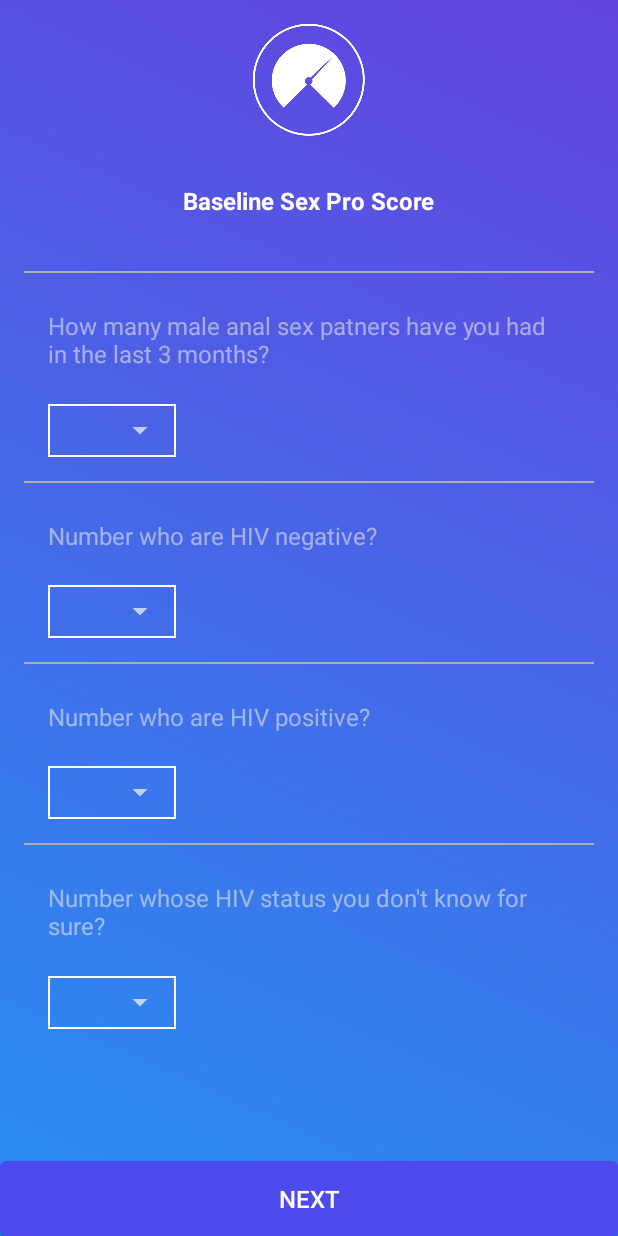
After one commit to likithsagar/lynx, an Android app: the BaseProScoreActivity screen opened directly, with no data from a screen before it, on a phone screen of 412 x 824 dp. The commit adds this screen. Run offline under Robolectric (Android 15) with nearby library versions, the phone set to English and light mode, and no system bars.

Commit message:
third commit
-changed text size of few pages
-added 2 pages ProScore and ProScore1

```diff
--- a/app/src/main/AndroidManifest.xml
+++ b/app/src/main/AndroidManifest.xml
@@ -43,7 +43,9 @@
         <activity
             android:name=".NewGroupEnc3Activity"
             android:exported="true" />
-        <activity android:name=".GroupEncSnapActivity"></activity>
+        <activity android:name=".GroupEncSnapActivity" />
+        <activity android:name=".BaseProScoreActivity" />
+        <activity android:name=".BaseProScore1Activity"></activity>
     </application>
 
 </manifest>
--- /dev/null
+++ b/app/src/main/java/com/example/likit/lynx/BaseProScoreActivity.kt
@@ -0,0 +1,12 @@
+package com.example.likit.lynx
+
+import android.support.v7.app.AppCompatActivity
+import android.os.Bundle
+
+class BaseProScoreActivity : AppCompatActivity() {
+
+    override fun onCreate(savedInstanceState: Bundle?) {
+        super.onCreate(savedInstanceState)
+        setContentView(R.layout.activity_base_pro_score)
+    }
+}
--- /dev/null
+++ b/app/src/main/res/layout/activity_base_pro_score.xml
@@ -0,0 +1,260 @@
+<?xml version="1.0" encoding="utf-8"?>
+<android.support.constraint.ConstraintLayout xmlns:android="http://schemas.android.com/apk/res/android"
+    xmlns:app="http://schemas.android.com/apk/res-auto"
+    xmlns:tools="http://schemas.android.com/tools"
+    android:layout_width="match_parent"
+    android:layout_height="match_parent"
+    android:background="@drawable/main_bg_gradient"
+    tools:context="com.example.likit.lynx.BaseProScoreActivity">
+    <ScrollView
+        android:id="@+id/scrollView"
+        android:layout_width="0dp"
+        android:layout_height="0dp"
+        app:layout_constraintBottom_toTopOf="@+id/editBtn"
+        app:layout_constraintLeft_toLeftOf="parent"
+        app:layout_constraintRight_toRightOf="parent"
+        app:layout_constraintTop_toTopOf="parent">
+
+
+        <android.support.constraint.ConstraintLayout xmlns:android="http://schemas.android.com/apk/res/android"
+            xmlns:app="http://schemas.android.com/apk/res-auto"
+            xmlns:tools="http://schemas.android.com/tools"
+            android:layout_width="match_parent"
+            android:layout_height="match_parent">
+
+    <ImageView
+        android:id="@+id/imageView16"
+        android:layout_width="wrap_content"
+        android:layout_height="wrap_content"
+        android:layout_marginTop="16dp"
+        android:scaleType="fitCenter"
+        app:layout_constraintEnd_toEndOf="parent"
+        app:layout_constraintStart_toStartOf="parent"
+        app:layout_constraintTop_toTopOf="parent"
+        app:srcCompat="@drawable/diallarge" />
+
+    <TextView
+        android:id="@+id/textView8"
+        android:layout_width="wrap_content"
+        android:layout_height="42dp"
+        android:layout_marginEnd="8dp"
+        android:layout_marginStart="8dp"
+        android:layout_marginTop="32dp"
+        android:singleLine="true"
+        android:text="Baseline Sex Pro Score"
+        android:textColor="@android:color/white"
+        android:textSize="16sp"
+        android:textStyle="bold"
+        app:layout_constraintEnd_toEndOf="parent"
+        app:layout_constraintStart_toStartOf="parent"
+        app:layout_constraintTop_toBottomOf="@+id/imageView16" />
+
+    <View
+        android:id="@+id/view"
+        style="@style/Divider"
+        android:layout_height="1dp"
+        android:layout_marginEnd="16dp"
+        android:layout_marginStart="16dp"
+        android:layout_marginTop="16dp"
+        android:background="@color/darker_line"
+        app:layout_constraintEnd_toEndOf="parent"
+        app:layout_constraintStart_toStartOf="parent"
+        app:layout_constraintTop_toBottomOf="@+id/textView8" />
+
+    <TextView
+        android:id="@+id/textView16"
+        android:layout_width="0dp"
+        android:layout_height="47dp"
+        android:layout_marginEnd="32dp"
+        android:layout_marginStart="32dp"
+        android:layout_marginTop="24dp"
+        android:singleLine="false"
+        android:text="How many male anal sex patners have you had in the last 3 months?"
+        android:textAlignment="textStart"
+        android:textColor="@color/light_gray"
+        android:textSize="16sp"
+        app:layout_constraintEnd_toEndOf="parent"
+        app:layout_constraintStart_toStartOf="parent"
+        app:layout_constraintTop_toBottomOf="@+id/view" />
+
+    <RelativeLayout
+        android:id="@+id/relativeLayout"
+        android:layout_width="wrap_content"
+        android:layout_height="35dp"
+        android:layout_marginStart="32dp"
+        android:layout_marginTop="16dp"
+        android:background="@drawable/spinner_bg"
+        app:layout_constraintStart_toStartOf="parent"
+        app:layout_constraintTop_toBottomOf="@+id/textView16">
+
+        <Spinner
+            android:id="@+id/spinner"
+            android:layout_width="85dp"
+            android:layout_height="41dp"
+            android:backgroundTint="@color/shadow_white"
+            tools:layout_editor_absoluteX="83dp"
+            tools:layout_editor_absoluteY="426dp" />
+
+    </RelativeLayout>
+
+    <View
+        android:id="@+id/view1"
+        style="@style/Divider"
+        android:layout_height="1dp"
+        android:layout_marginEnd="16dp"
+        android:layout_marginStart="16dp"
+        android:layout_marginTop="16dp"
+        android:background="@color/darker_line"
+        app:layout_constraintEnd_toEndOf="parent"
+        app:layout_constraintStart_toStartOf="parent"
+        app:layout_constraintTop_toBottomOf="@+id/relativeLayout" />
+
+    <TextView
+        android:id="@+id/textView17"
+        android:layout_width="0dp"
+        android:layout_height="28dp"
+        android:layout_marginEnd="32dp"
+        android:layout_marginStart="32dp"
+        android:layout_marginTop="24dp"
+        android:singleLine="false"
+        android:text="Number who are HIV negative?"
+        android:textAlignment="textStart"
+        android:textColor="@color/light_gray"
+        android:textSize="16sp"
+        app:layout_constraintEnd_toEndOf="parent"
+        app:layout_constraintStart_toStartOf="parent"
+        app:layout_constraintTop_toBottomOf="@+id/view1" />
+
+    <RelativeLayout
+        android:id="@+id/relativeLayout1"
+        android:layout_width="wrap_content"
+        android:layout_height="35dp"
+        android:layout_marginStart="32dp"
+        android:layout_marginTop="16dp"
+        android:background="@drawable/spinner_bg"
+        app:layout_constraintStart_toStartOf="parent"
+        app:layout_constraintTop_toBottomOf="@+id/textView17">
+
+        <Spinner
+            android:id="@+id/spinner1"
+            android:layout_width="85dp"
+            android:layout_height="41dp"
+            android:backgroundTint="@color/shadow_white"
+            tools:layout_editor_absoluteX="83dp"
+            tools:layout_editor_absoluteY="426dp" />
+
+    </RelativeLayout>
+
+    <View
+        android:id="@+id/view2"
+        style="@style/Divider"
+        android:layout_height="1dp"
+        android:layout_marginEnd="16dp"
+        android:layout_marginStart="16dp"
+        android:layout_marginTop="16dp"
+        android:background="@color/darker_line"
+        app:layout_constraintEnd_toEndOf="parent"
+        app:layout_constraintStart_toStartOf="parent"
+        app:layout_constraintTop_toBottomOf="@+id/relativeLayout1" />
+
+    <TextView
+        android:id="@+id/textView18"
+        android:layout_width="0dp"
+        android:layout_height="28dp"
+        android:layout_marginEnd="32dp"
+        android:layout_marginStart="32dp"
+        android:layout_marginTop="24dp"
+        android:singleLine="false"
+        android:text="Number who are HIV positive?"
+        android:textAlignment="textStart"
+        android:textColor="@color/light_gray"
+        android:textSize="16sp"
+        app:layout_constraintEnd_toEndOf="parent"
+        app:layout_constraintStart_toStartOf="parent"
+        app:layout_constraintTop_toBottomOf="@+id/view2" />
+
+    <RelativeLayout
+        android:id="@+id/relativeLayout2"
+        android:layout_width="wrap_content"
+        android:layout_height="35dp"
+        android:layout_marginStart="32dp"
+        android:layout_marginTop="16dp"
+        android:background="@drawable/spinner_bg"
+        app:layout_constraintStart_toStartOf="parent"
+        app:layout_constraintTop_toBottomOf="@+id/textView18">
+
+        <Spinner
+            android:id="@+id/spinner2"
+            android:layout_width="85dp"
+            android:layout_height="41dp"
+            android:backgroundTint="@color/shadow_white"
+            tools:layout_editor_absoluteX="83dp"
+            tools:layout_editor_absoluteY="426dp" />
+
+    </RelativeLayout>
+
+    <View
+        android:id="@+id/view3"
+        style="@style/Divider"
+        android:layout_height="1dp"
+        android:layout_marginEnd="16dp"
+        android:layout_marginStart="16dp"
+        android:layout_marginTop="16dp"
+        android:background="@color/darker_line"
+        app:layout_constraintEnd_toEndOf="parent"
+        app:layout_constraintStart_toStartOf="parent"
+        app:layout_constraintTop_toBottomOf="@+id/relativeLayout2"/>
+
+    <TextView
+        android:id="@+id/textView19"
+        android:layout_width="0dp"
+        android:layout_height="47dp"
+        android:layout_marginEnd="32dp"
+        android:layout_marginStart="32dp"
+        android:layout_marginTop="24dp"
+        android:singleLine="false"
+        android:text="Number whose HIV status you don't know for sure?"
+        android:textAlignment="textStart"
+        android:textColor="@color/light_gray"
+        android:textSize="16sp"
+        app:layout_constraintEnd_toEndOf="parent"
+        app:layout_constraintStart_toStartOf="parent"
+        app:layout_constraintTop_toBottomOf="@+id/view3" />
+
+    <RelativeLayout
+        android:id="@+id/relativeLayout3"
+        android:layout_width="wrap_content"
+        android:layout_height="35dp"
+        android:layout_marginStart="32dp"
+        android:layout_marginTop="16dp"
+        android:background="@drawable/spinner_bg"
+        app:layout_constraintStart_toStartOf="parent"
+        app:layout_constraintTop_toBottomOf="@+id/textView19">
+
+        <Spinner
+            android:id="@+id/spinner3"
+            android:layout_width="85dp"
+            android:layout_height="41dp"
+            android:backgroundTint="@color/shadow_white"
+            tools:layout_editor_absoluteX="83dp"
+            tools:layout_editor_absoluteY="426dp" />
+
+    </RelativeLayout>
+        </android.support.constraint.ConstraintLayout>
+    </ScrollView>
+
+    <Button
+        android:id="@+id/editBtn"
+        android:layout_width="0dp"
+        android:layout_height="50dp"
+        android:layout_marginTop="8dp"
+        android:background="@drawable/loginbtn"
+        android:text="NEXT"
+        android:textColor="@android:color/white"
+        android:textSize="16sp"
+        app:layout_constraintBottom_toBottomOf="parent"
+        app:layout_constraintEnd_toEndOf="parent"
+        app:layout_constraintStart_toStartOf="parent"
+        app:layout_constraintTop_toBottomOf="@id/scrollView" />
+
+</android.support.constraint.ConstraintLayout>
--- a/app/src/main/res/layout/activity_get_started.xml
+++ b/app/src/main/res/layout/activity_get_started.xml
@@ -96,7 +96,7 @@
     <Button
         android:id="@+id/editBtn"
         android:layout_width="0dp"
-                android:layout_height="wrap_content"
+        android:layout_height="50dp"
         android:layout_marginTop="32dp"
         android:background="@drawable/loginbtn"
         android:text="NEXT"
--- a/app/src/main/res/layout/activity_register.xml
+++ b/app/src/main/res/layout/activity_register.xml
@@ -206,8 +206,8 @@
     <Button
         android:id="@+id/editBtn"
         android:layout_width="0dp"
-                android:layout_height="wrap_content"
-                android:layout_marginTop="32dp"
+        android:layout_height="50dp"
+        android:layout_marginTop="8dp"
         android:background="@drawable/loginbtn"
         android:text="NEXT"
         android:textColor="@android:color/white"
--- a/app/src/main/res/layout/activity_register1.xml
+++ b/app/src/main/res/layout/activity_register1.xml
@@ -143,8 +143,8 @@
     <Button
         android:id="@+id/editBtn"
         android:layout_width="0dp"
-                android:layout_height="wrap_content"
-                android:layout_marginTop="32dp"
+        android:layout_height="50dp"
+        android:layout_marginTop="8dp"
         android:background="@drawable/loginbtn"
         android:text="NEXT"
         android:textColor="@android:color/white"
--- a/app/src/main/res/layout/activity_register2.xml
+++ b/app/src/main/res/layout/activity_register2.xml
@@ -145,8 +145,8 @@
     <Button
         android:id="@+id/editBtn"
         android:layout_width="0dp"
-                android:layout_height="wrap_content"
-                android:layout_marginTop="32dp"
+        android:layout_height="50dp"
+        android:layout_marginTop="8dp"
         android:background="@drawable/loginbtn"
         android:text="NEXT"
         android:textColor="@android:color/white"
--- a/app/src/main/res/layout/forgotpwd.xml
+++ b/app/src/main/res/layout/forgotpwd.xml
@@ -104,8 +104,8 @@
     <Button
         android:id="@+id/editBtn"
         android:layout_width="0dp"
-        android:layout_height="wrap_content"
-        android:layout_marginTop="32dp"
+        android:layout_height="50dp"
+        android:layout_marginTop="8dp"
         android:background="@drawable/loginbtn"
         android:text="CONFIRM"
         android:textColor="@android:color/white"
--- a/app/src/main/res/values/colors.xml
+++ b/app/src/main/res/values/colors.xml
@@ -8,7 +8,7 @@
     <color name="blue_boxes">#dceefd </color>
     <color name="darker_line">#aeaeae</color>
     <color name="lighter_line">#d5d5d5</color>
-    <color name="shadow_white">#fafafa</color>
+    <color name="shadow_white">#b4fafafa</color>
     <color name="green">#14ab34</color>
     <color name="button_red">#FFDB4437</color>
     <color name="chat_row_name">#800D0925</color>
@@ -19,7 +19,7 @@
     <color name="text_color">#444444</color>
     <color name="starBG">#D6D6D6</color>
     <!-- Passcode Screen-->
-    <color name="light_gray">#e5e5e5</color>
+    <color name="light_gray">#96e5e5e5</color>
     <color name="gray">#cccccc</color>
 
     <!-- Grdient Colors -->
```
Also changed, not shown: app/src/main/java/com/example/likit/lynx/BaseProScore1Activity.kt (added, +12 -0 lines), app/src/main/res/drawable/progress_drawable.xml (added, +22 -0 lines), app/src/main/res/drawable/thumb_drawable.xml (added, +11 -0 lines), app/src/main/res/layout/activity_base_pro_score1.xml (added, +219 -0 lines), app/src/main/res/layout/activity_edit.xml (+16 -12 lines). Lines whose indentation alone changed are shown as unchanged.
